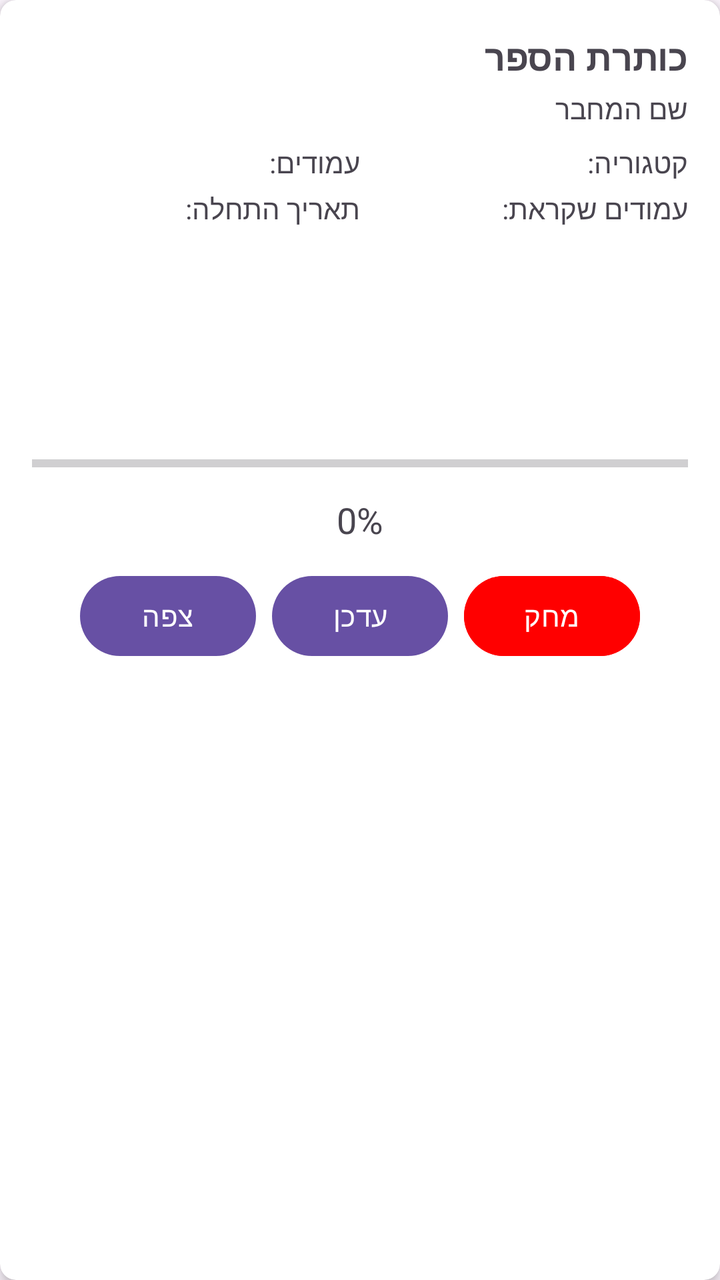
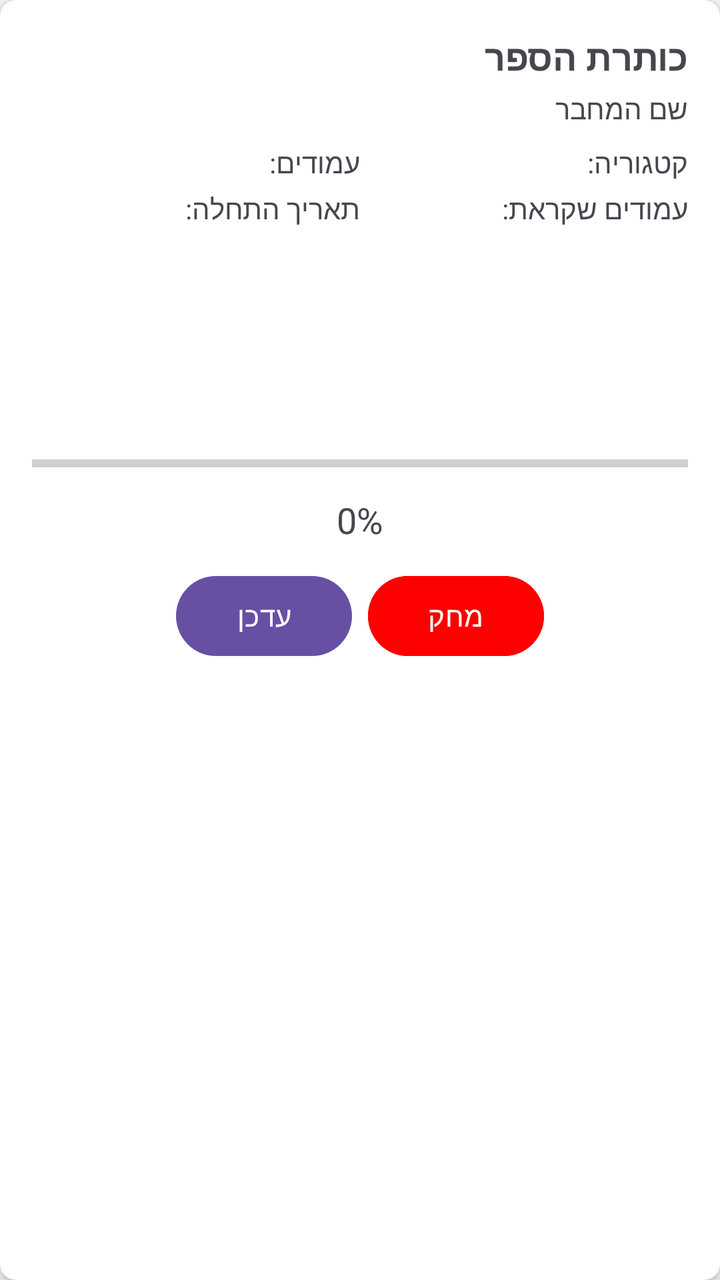

The first picture is an Android layout as it rendered before a commit; the second is the same layout after the commit. The layout source and the unified diff follow.
<!-- AndroidManifest.xml: application theme Theme.FinalProjectLeoJacobovitz -->
<!-- res/layout/item_book.xml -->
<?xml version="1.0" encoding="utf-8"?>
<androidx.cardview.widget.CardView
    xmlns:android="http://schemas.android.com/apk/res/android"
    xmlns:app="http://schemas.android.com/apk/res-auto"
    android:layout_width="match_parent"
    android:layout_height="wrap_content"
    android:layout_margin="8dp"
    app:cardCornerRadius="8dp"
    app:cardElevation="4dp">

    <LinearLayout
        android:layout_width="match_parent"
        android:layout_height="wrap_content"
        android:orientation="vertical"
        android:padding="16dp">

        <TextView
            android:id="@+id/tv_book_title"
            android:layout_width="match_parent"
            android:layout_height="wrap_content"
            android:textSize="18sp"
            android:textStyle="bold"
            android:text="כותרת הספר"
            android:layout_marginBottom="4dp"/>

        <TextView
            android:id="@+id/tv_book_author"
            android:layout_width="match_parent"
            android:layout_height="wrap_content"
            android:textSize="14sp"
            android:text="שם המחבר"
            android:layout_marginBottom="8dp"/>

        <LinearLayout
            android:layout_width="match_parent"
            android:layout_height="wrap_content"
            android:orientation="horizontal">
            <TextView
                android:id="@+id/tv_pages_count"
                android:layout_width="0dp"
                android:layout_height="wrap_content"
                android:layout_weight="1"
                android:text="עמודים: "/>
            <TextView
                android:id="@+id/tv_category"
                android:layout_width="0dp"
                android:layout_height="wrap_content"
                android:layout_weight="1"
                android:text="קטגוריה: "/>
        </LinearLayout>

        <LinearLayout
            android:layout_width="match_parent"
            android:layout_height="wrap_content"
            android:orientation="horizontal">

            <TextView
                android:id="@+id/tv_start_date"
                android:layout_width="0dp"
                android:layout_height="wrap_content"
                android:layout_weight="1"
                android:text="תאריך התחלה: "
                android:layout_marginTop="4dp"/>

            <TextView
                android:id="@+id/tv_pages_read"
                android:layout_width="0dp"
                android:layout_height="wrap_content"
                android:layout_weight="1"
                android:text="עמודים שקראת: "
                android:layout_marginTop="4dp"/>


        </LinearLayout>


        <ImageView
            android:id="@+id/imageViewResult"
            android:layout_width="100dp"
            android:layout_height="100dp"
            android:layout_gravity="center"
            android:layout_marginTop="10dp"
            android:contentDescription="תמונה משוחזרת מ-Base64" />

        <ProgressBar
            android:id="@+id/horizontal_progress_bar"
            style="?android:attr/progressBarStyleHorizontal"
            android:layout_width="match_parent"
            android:layout_height="wrap_content"
            android:max="100"
            android:progress="0"
            android:indeterminate="false" />

        <TextView
            android:id="@+id/progress_percentage_text"
            android:layout_gravity="center"
            android:layout_width="wrap_content"
            android:layout_height="wrap_content"
            android:text="0%"
            android:layout_marginTop="8dp"
            android:textSize="18sp"/>


        <LinearLayout
            android:layout_width="match_parent"
            android:layout_height="wrap_content"
            android:orientation="horizontal"
            android:layout_marginTop="12dp"
            android:gravity="center">

            <Button
                android:id="@+id/btn_view"
                android:layout_width="wrap_content"
                android:layout_height="wrap_content"
                android:text="צפה"
                android:layout_marginEnd="8dp"/>

            <Button
                android:id="@+id/btn_edit"
                android:layout_width="wrap_content"
                android:layout_height="wrap_content"
                android:text="עדכן"
                android:layout_marginEnd="8dp"/>

            <Button
                android:id="@+id/btn_delete"
                android:layout_width="wrap_content"
                android:layout_height="wrap_content"
                android:text="מחק"
                android:backgroundTint="#FF0000"/>

        </LinearLayout>
    </LinearLayout>
</androidx.cardview.widget.CardView>
<!-- resources referenced by this layout -->
<resources>
  <style name="Theme.FinalProjectLeoJacobovitz" parent="Base.Theme.FinalProjectLeoJacobovitz" />
  <style name="Base.Theme.FinalProjectLeoJacobovitz" parent="Theme.Material3.DayNight.NoActionBar">
          
          
      </style>
</resources>

<!-- the commit's change to res/layout/item_book.xml (unified diff, before → after) -->
@@ -108,12 +108,7 @@
             android:layout_marginTop="12dp"
             android:gravity="center">
 
-            <Button
-                android:id="@+id/btn_view"
-                android:layout_width="wrap_content"
-                android:layout_height="wrap_content"
-                android:text="צפה"
-                android:layout_marginEnd="8dp"/>
+
 
             <Button
                 android:id="@+id/btn_edit"
